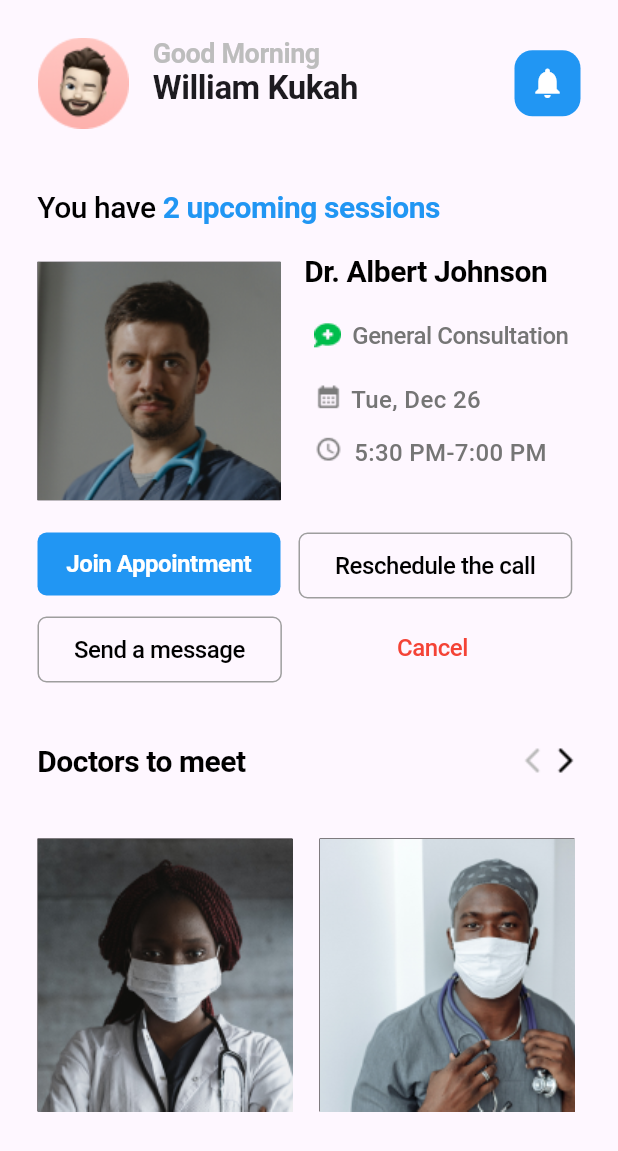
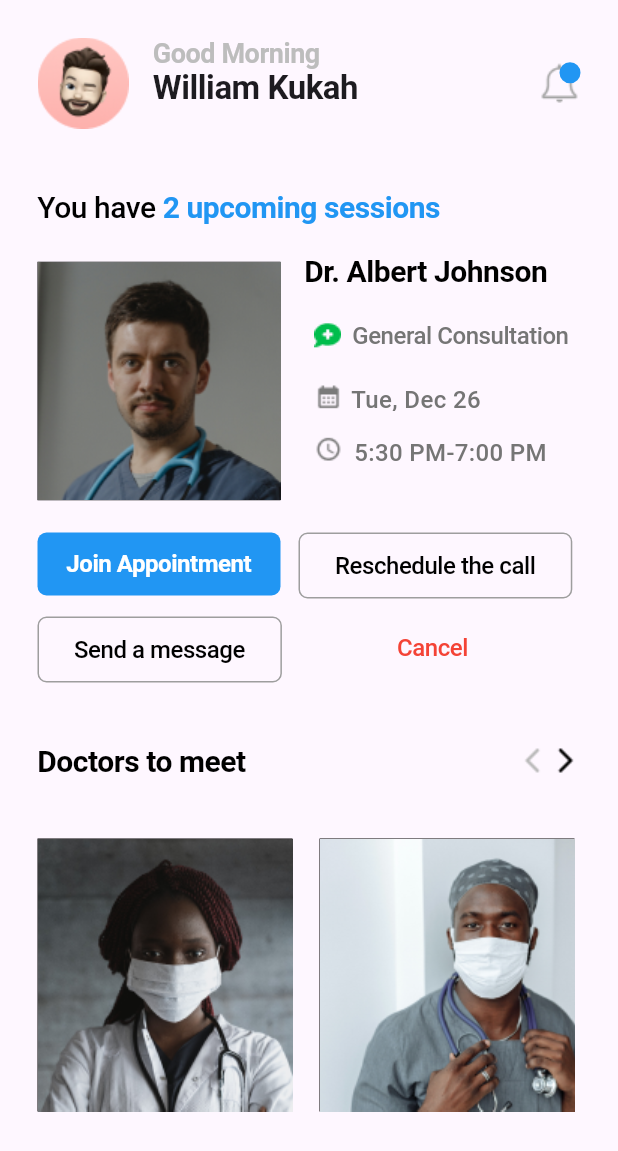
Before and after one commit to kofiwk/medicalbookingapp, a Flutter app: the Dashboard screen opened directly, on a phone screen of 412 x 824 dp. Shown: the top 1151 px of the screen. Run offline on Flutter 3.47's test engine with Material 3 defaults, Android fonts, the phone set to English and light mode, and no system bars.

Commit message:
Update dashboard.dart

```diff
--- a/lib/pages/dashboard.dart
+++ b/lib/pages/dashboard.dart
@@ -80,20 +80,36 @@ class _DashboardState extends State<Dashboard> {
                       ),
                     ],
                   ),
-
-                  // Notification
-                  Container(
-                    decoration: BoxDecoration(
-                        color: Colors.blue[500],
-                        borderRadius: BorderRadius.circular(12)),
-                    child: const Padding(
-                      padding: EdgeInsets.all(10.0),
-                      child: Icon(
-                        Icons.notifications,
-                        color: Colors.white,
+                  Stack(
+                    children: [
+                      Container(
+                        height: 28,
+                        width: 28,
+                        decoration: const BoxDecoration(
+                          image: DecorationImage(
+                            image: AssetImage(
+                              'assets/images/notification.png',
+                            ),
+                          ),
+                        ),
                       ),
-                    ),
-                  )
+                      Positioned(
+                        right: 0,
+                        child: Container(
+                        width: 14,
+                        height: 14,
+                        decoration: const ShapeDecoration(
+                          color: Colors.blue,
+                          shape: OvalBorder(
+                            side: BorderSide(
+                              width: 1.50, color: Colors.blue
+                              )
+                            )
+                          ),
+                        ),
+                      ),
+                    ],
+                  ),
                 ],
               ),
               const SizedBox(height: 40),
```
